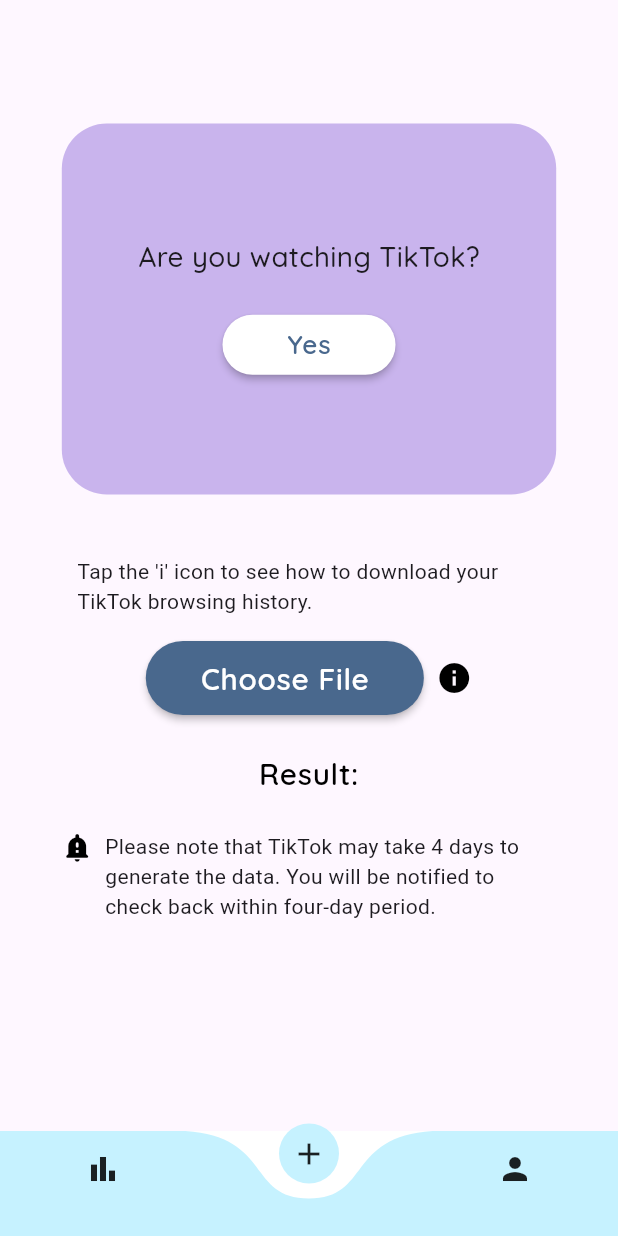
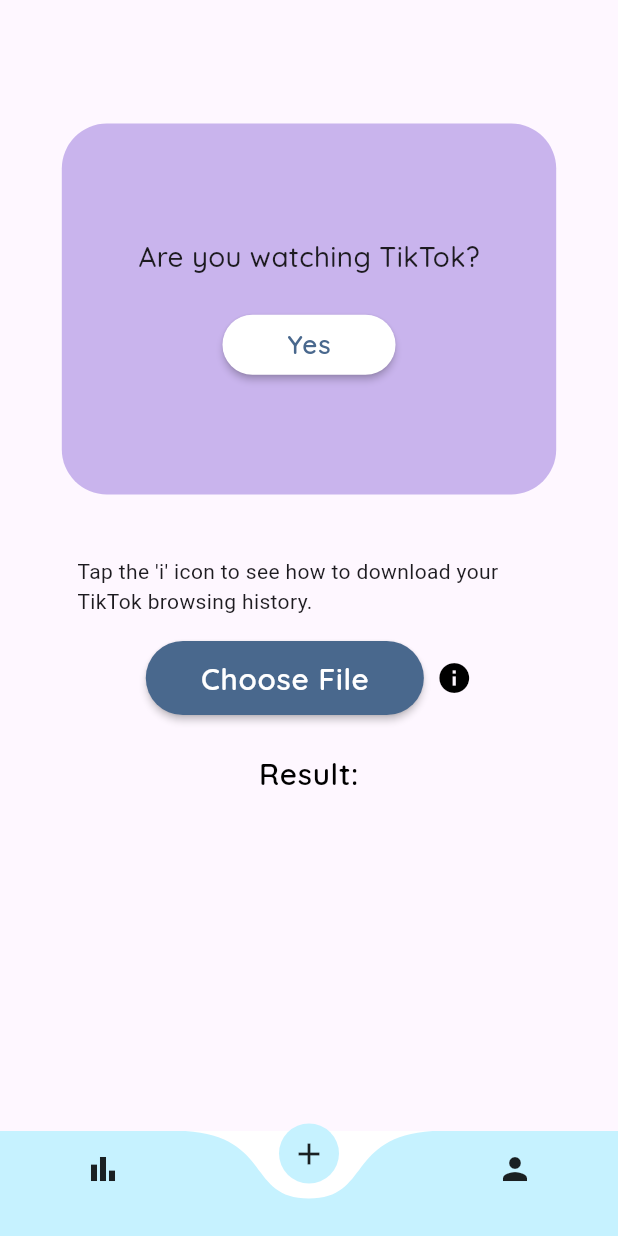
Before and after one commit to wwplr/MindTrace, a Flutter app: the screen it shows once a user with an empty profile is signed in, item 2 of the bottom bar chosen, on a phone screen of 412 x 824 dp. Run offline on Flutter 3.47's test engine with Material 3 defaults, Android fonts, the phone set to English and light mode, and no system bars; drawn by our look-alikes of curved_labeled_navigation_bar; our stand-ins replace carousel_slider, cloud_firestore, file_picker, firebase_auth, firebase_core, flutter_local_notifications and 4 more; accounts and stored records are empty; project files that could hold a hidden picture were left out.

Commit message:
Removed the note

```diff
--- a/mind_trace/lib/add.dart
+++ b/mind_trace/lib/add.dart
@@ -708,31 +708,6 @@
                                   overflow: TextOverflow.clip
                               )
                           ),
-                          Container(
-                              margin: EdgeInsets.only(top: height*0.03),
-                              child: Container(
-                                  margin: EdgeInsets.only(left: width*0.1, right: width*0.1),
-                                child: Row(
-                                  crossAxisAlignment: CrossAxisAlignment.start,
-                                  children: [
-                                    Container(
-                                      margin: EdgeInsets.only(right: width*0.02),
-                                      child: Icon(
-                                        Icons.notification_important_rounded,
-                                        color: Colors.black,
-                                        size: width*0.05
-                                      ),
-                                    ),
-                                    Flexible(
-                                      child: Text(
-                                          'Please note that TikTok may take 4 days to generate the data. You will be notified to check back within four-day period.',
-                                          overflow: TextOverflow.clip
-                                      )
-                                    )
-                                  ],
-                                )
-                              )
-                          ),
                         ]
                     )
                 )
```
